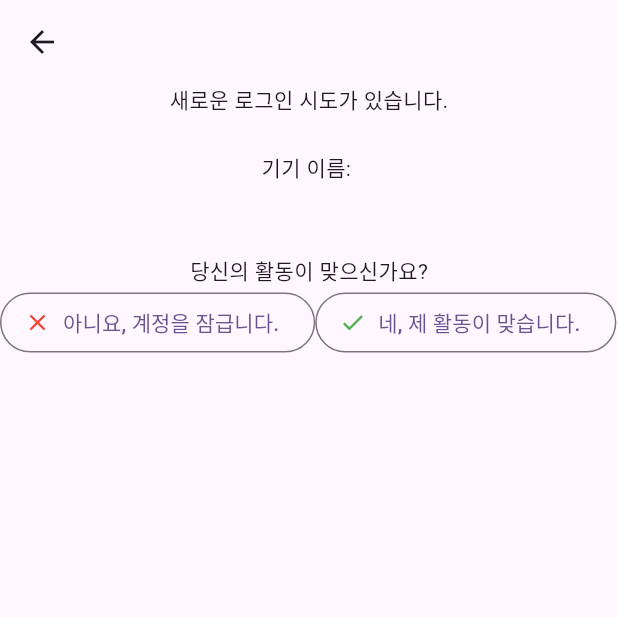
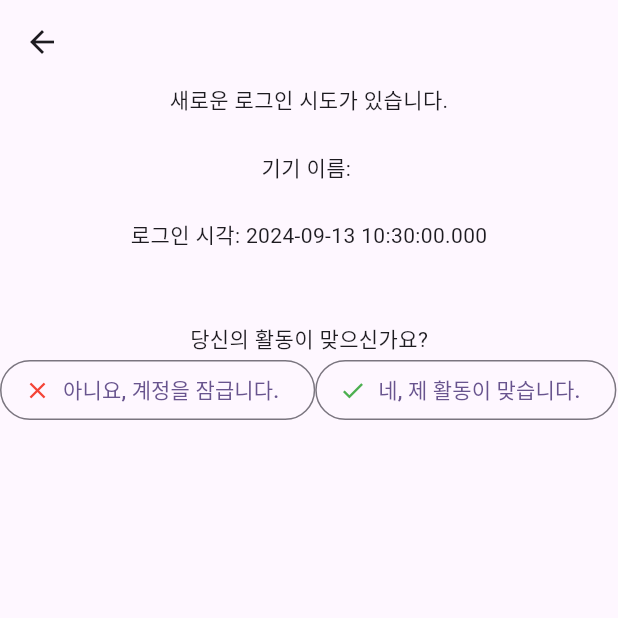
Before and after one commit to takeny1998/yeohaeng-ttukttak, a Flutter app: the NewLoginDetectedScreen screen opened directly with empty values, on a phone screen of 412 x 824 dp, the top half of it. Run offline on Flutter 3.47's test engine with Material 3 defaults, Android fonts, the phone set to English and light mode, and no system bars; our stand-ins replace device_info_plus, dio, firebase_core, firebase_messaging, flutter_riverpod, flutter_secure_storage and 8 more; accounts and stored records are empty; generated files the repository leaves out were written again.

Commit message:
feat-app: 로그인 시도 알림에 로그인 시각 정보 추가

```diff
--- a/application/lib/features/notification/data/model/notification_event.dart
+++ b/application/lib/features/notification/data/model/notification_event.dart
@@ -8,6 +8,7 @@ class NotificationEvent with _$NotificationEvent {
 
   const factory NotificationEvent.newLoginDetected({
     @JsonKey(name: 'device_name') required String deviceName,
+    @JsonKey(name: 'logged_in_at') required DateTime loggedInAt
   }) = NewLoginDetectedEvent;
 
   factory NotificationEvent.fromJson(Map<String, dynamic> json) =>
--- a/application/lib/features/notification/presentation/provider/notification_state_notifier.dart
+++ b/application/lib/features/notification/presentation/provider/notification_state_notifier.dart
@@ -32,12 +32,11 @@ class NotificationStateNotifier extends _$NotificationStateNotifier {
       // TODO: 이미 앱 내부에서 처리된 알림을 다시 처리할 때?
 
       final Result result = await notification.event.when(
-        newLoginDetected: (deviceName) async {
+        newLoginDetected: (deviceName, loggedInAt) async {
           final BuildContext? context = rootNavKey.currentContext;
           if (context == null) return Fail();
 
-          context.pushNamed('new-login-detected',
-              queryParameters: {'deviceName': notification.event.deviceName});
+          context.pushNamed('new-login-detected', extra: notification.event);
           return Success(data: null);
         },
       );
--- a/application/lib/features/notification/presentation/sceern/new_login_detected_screen.dart
+++ b/application/lib/features/notification/presentation/sceern/new_login_detected_screen.dart
@@ -1,13 +1,14 @@
-import 'package:application/features/notification/data/model/notification_event.dart';
-import 'package:application/features/notification/data/model/notification_model.dart';
 import 'package:flutter/material.dart';
 import 'package:flutter_riverpod/flutter_riverpod.dart';
 
 class NewLoginDetectedScreen extends ConsumerWidget {
+  final String _deviceName;
+  final DateTime _loggedInAt;
 
-  final String deviceName;
-
-  NewLoginDetectedScreen({super.key, required this.deviceName});
+  const NewLoginDetectedScreen(
+      {super.key, required String deviceName, required DateTime loggedInAt})
+      : _deviceName = deviceName,
+        _loggedInAt = loggedInAt;
 
   @override
   Widget build(BuildContext context, WidgetRef ref) {
@@ -17,7 +18,9 @@ class NewLoginDetectedScreen extends ConsumerWidget {
         children: [
           const Text('새로운 로그인 시도가 있습니다.'),
           const SizedBox(height: 24),
-          Text('기기 이름: $deviceName'),
+          Text('기기 이름: $_deviceName'),
+          const SizedBox(height: 24),
+          Text('로그인 시각: $_loggedInAt'),
           const SizedBox(height: 48),
           const Text('당신의 활동이 맞으신가요?'),
           Row(
--- a/application/lib/features/notification/presentation/widget/notification_button.dart
+++ b/application/lib/features/notification/presentation/widget/notification_button.dart
@@ -10,6 +10,8 @@ class NotificationButton extends ConsumerWidget {
   Widget build(BuildContext context, WidgetRef ref) {
     final notifications = ref.watch(notificationStateNotifierProvider);
 
+    print('[NotificationButton] $notifications');
+
     return IconButton(
         onPressed: notifications.whenOrNull(
             data: (_) => () => context.pushNamed('notifications')),
```
Also changed, not shown: application/lib/config/router/router_provider.dart (+6 -3 lines), application/lib/config/router/router_provider.g.dart, application/lib/features/notification/data/model/notification_event.freezed.dart, application/lib/features/notification/data/model/notification_event.g.dart, application/lib/features/notification/presentation/provider/notification_state_notifier.g.dart.
